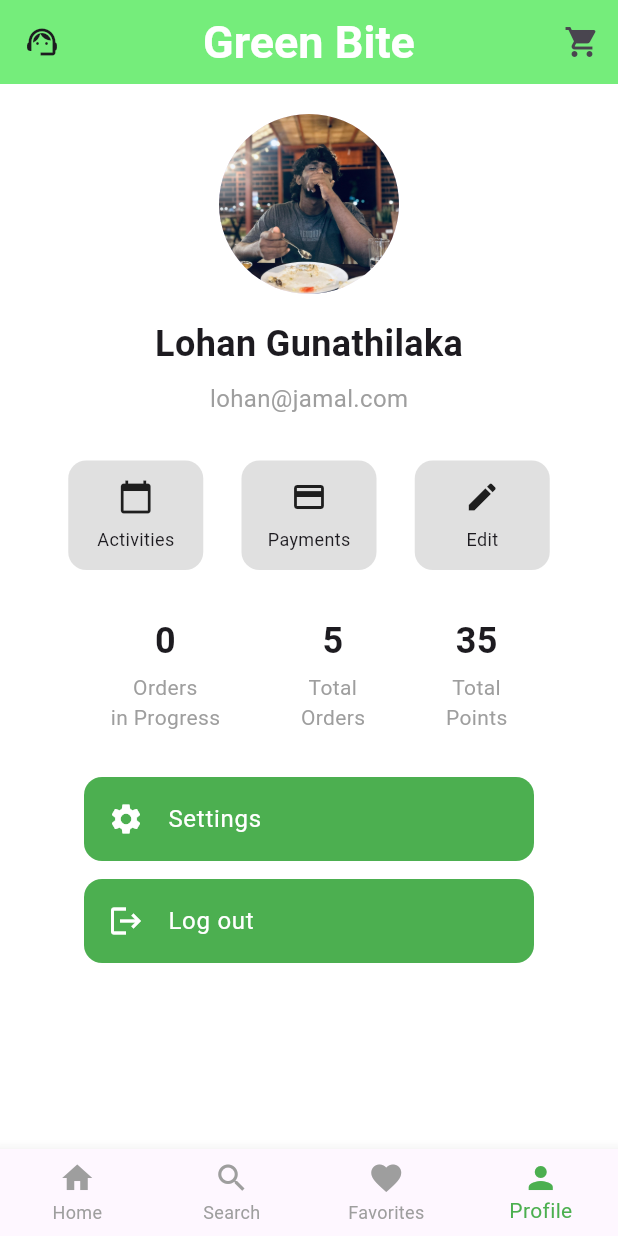
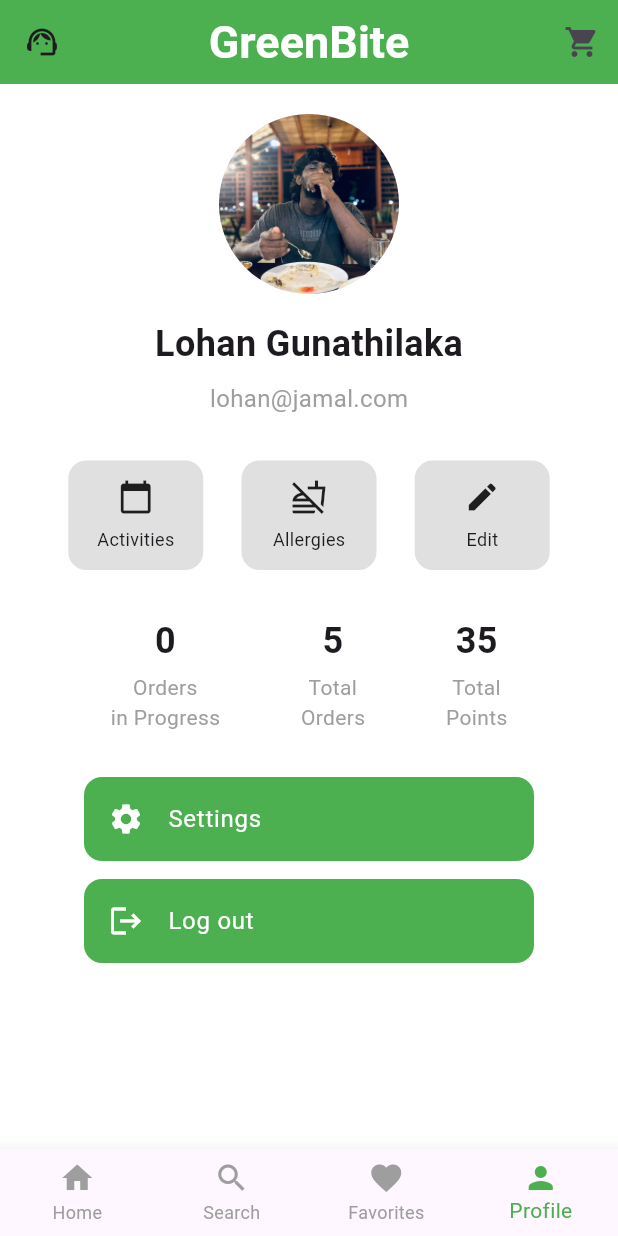
Before and after one commit to amiruushan/GreenBite, a Flutter app: the screen it shows after launch, item 4 of the bottom bar chosen, on a phone screen of 412 x 824 dp. Run offline on Flutter 3.47's test engine with Material 3 defaults, Android fonts, the phone set to English and light mode, and no system bars; network calls fail.

Commit message:
basic structure of allergies page created

```diff
--- /dev/null
+++ b/greenbite_frontend/lib/screens/user_profile/allergies.dart
@@ -0,0 +1,31 @@
+import 'package:flutter/material.dart';
+
+class Allergies extends StatefulWidget {
+  const Allergies({super.key});
+
+  @override
+  State<Allergies> createState() => _AllergiesState();
+}
+
+class _AllergiesState extends State<Allergies> {
+  @override
+  Widget build(BuildContext context) {
+    return Scaffold(
+      appBar: AppBar(
+        backgroundColor: Colors.white,
+        elevation: 0,
+        leading: IconButton(
+          icon: const Icon(Icons.arrow_back, color: Colors.black),
+          onPressed: () => Navigator.pop(context),
+        ),
+        title: const Text(
+          'Allergies',
+          style: TextStyle(color: Colors.black),
+        ),
+      ),
+      body: Center(
+          child: Text("No Allergies choosed!"),
+      ),
+    );
+  }
+}
--- a/greenbite_frontend/lib/screens/user_profile/user_profile_screen.dart
+++ b/greenbite_frontend/lib/screens/user_profile/user_profile_screen.dart
@@ -1,4 +1,5 @@
 import 'package:flutter/material.dart';
+import 'package:greenbite_frontend/screens/user_profile/allergies.dart';
 import 'package:greenbite_frontend/screens/user_profile/edit_information.dart';
 
 class UserProfileScreen extends StatelessWidget {
@@ -8,15 +9,16 @@ class UserProfileScreen extends StatelessWidget {
   Widget build(BuildContext context) {
     return Scaffold(
       backgroundColor: Colors.white,
+      // _________________Top AppBar__________________
       appBar: AppBar(
-        title: const Text("Green Bite"),
+        title: const Text("GreenBite"),
         titleTextStyle: const TextStyle(
           color: Colors.white,
           fontSize: 30,
           fontWeight: FontWeight.bold,
         ),
         centerTitle: true,
-        backgroundColor: const Color.fromARGB(255, 117, 237, 123),
+        backgroundColor: Colors.green,
         leading: IconButton(
           icon: const Icon(Icons.support_agent),
           onPressed: () {
@@ -32,6 +34,9 @@ class UserProfileScreen extends StatelessWidget {
           ),
         ],
       ),
+      // _________________Top AppBar Ends__________________
+
+
       body: SingleChildScrollView(
         child: Padding(
           padding: const EdgeInsets.symmetric(horizontal: 20),
@@ -84,7 +89,7 @@ class UserProfileScreen extends StatelessWidget {
       mainAxisAlignment: MainAxisAlignment.spaceEvenly,
       children: [
         _buildActionButton(Icons.calendar_today, 'Activities', context),
-        _buildActionButton(Icons.payment, 'Payments', context),
+        _buildActionButton(Icons.no_food_outlined, 'Allergies', context),
         _buildActionButton(Icons.edit, 'Edit', context),
       ],
     );
@@ -97,6 +102,12 @@ class UserProfileScreen extends StatelessWidget {
           Navigator.push(
             context,
             MaterialPageRoute(builder: (context) => const EditInformation()),
+          );
+        }
+        else if (label == 'Allergies') {
+          Navigator.push(
+            context,
+            MaterialPageRoute(builder: (context) => const Allergies()),
           );
         }
       },
```
